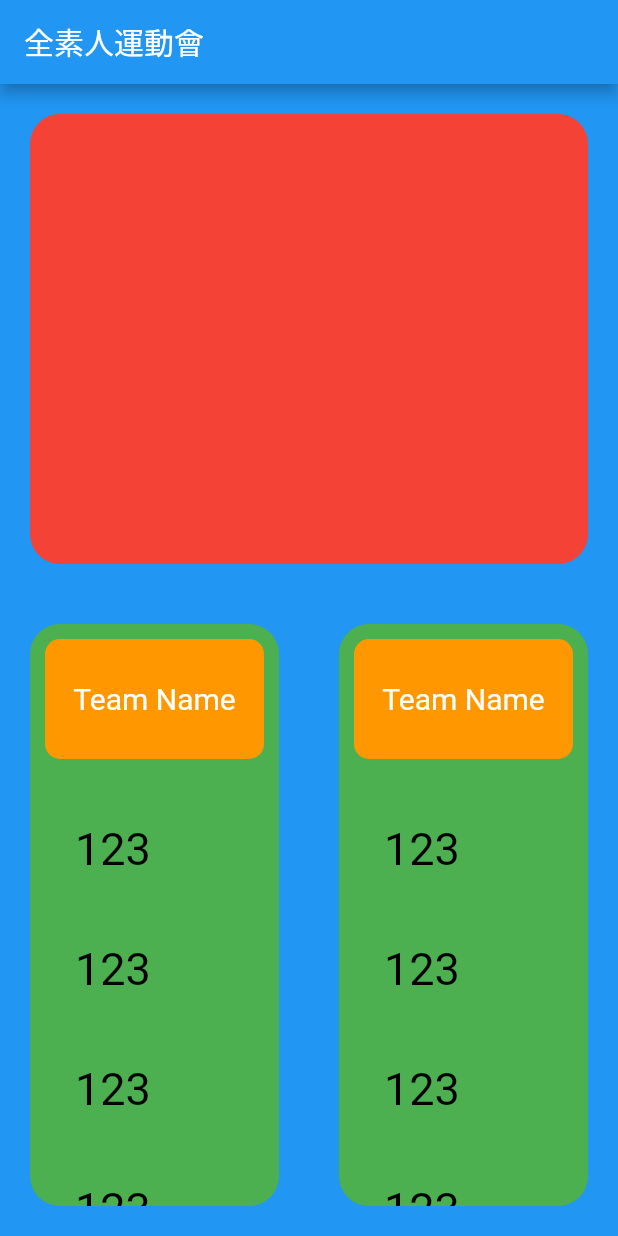
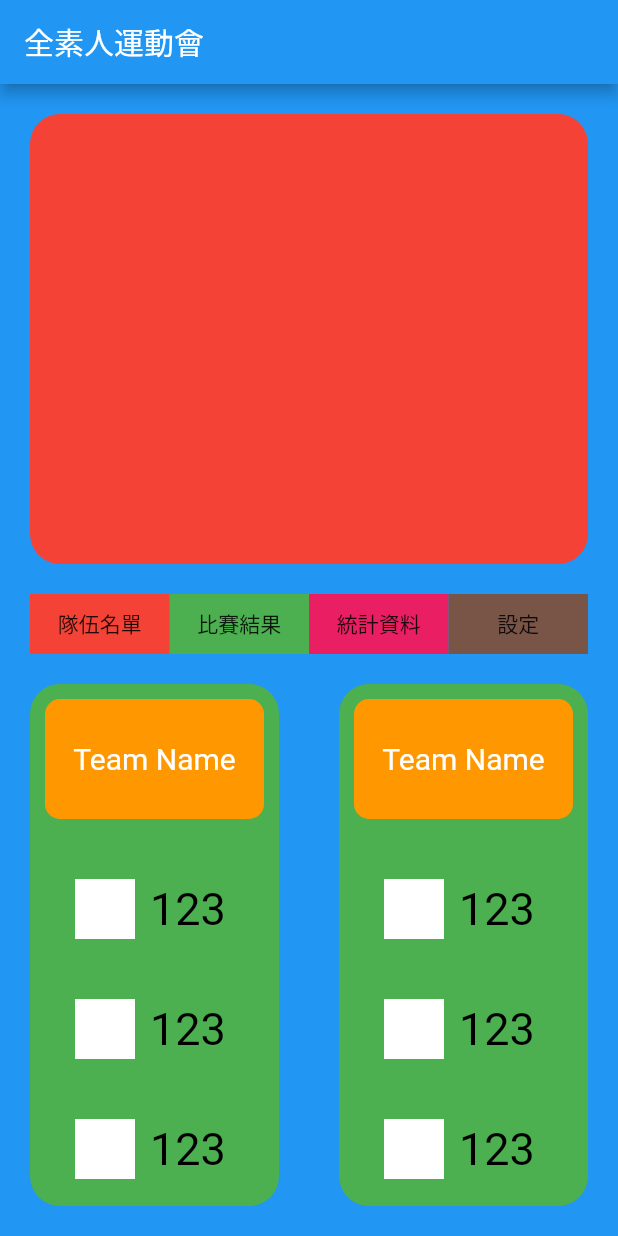
Before and after one commit to shanxus/FirstFlutterWebApp, a Flutter app: the screen it shows after launch, on a phone screen of 412 x 824 dp. Run offline on Flutter 3.47's test engine with Material 2 defaults, Android fonts, the light colour scheme and no system bars.

Commit message:
In the process of adding statistics

```diff
--- a/lib/HomePage.dart
+++ b/lib/HomePage.dart
@@ -1,4 +1,5 @@
 import 'package:flutter/material.dart';
+import 'package:flutter_web_first/statistics_home_page.dart';
 
 class HomePage extends StatefulWidget {
   final blueTeam = [];
@@ -22,6 +23,7 @@ class _HomePageState extends State<HomePage> {
         child: Column(
           children: [
             _dashboard(),
+            _options(),
             _teamBoard(),
           ],
         ),
@@ -44,6 +46,40 @@ class _HomePageState extends State<HomePage> {
         ),
       ),
     );
+  }
+
+  Widget _options() {
+    return Container(
+      margin: EdgeInsets.fromLTRB(generalMargin, 0, generalMargin, 0),
+      height: 40,
+      child: Row(
+        children: [
+          _optionWidget(Colors.red, "隊伍名單"),
+          _optionWidget(Colors.green, "比賽結果"),
+          _optionWidget(Colors.pink, "統計資料", destination: StatisticsHomePage()),
+          _optionWidget(Colors.brown, "設定"),
+        ],
+      ),
+    );
+  }
+
+  Widget _optionWidget(Color color, String title, {Widget destination}) {
+    return Expanded(
+        child: GestureDetector(
+      onTapUp: (details) {
+        if (destination == null) return;
+        Navigator.push(
+            context,
+            MaterialPageRoute(
+                builder: (BuildContext context) => StatisticsHomePage()));
+      },
+      child: Container(
+        color: color,
+        child: Center(
+          child: Text(title),
+        ),
+      ),
+    ));
   }
 
   Widget _teamBoard() {
@@ -76,7 +112,12 @@ class _HomePageState extends State<HomePage> {
                   Radius.circular(10),
                 ),
                 color: Colors.orange),
-            child: Center(child: Text("Team Name", style: TextStyle(color: Colors.white, fontSize: 20),),),
+            child: Center(
+              child: Text(
+                "Team Name",
+                style: TextStyle(color: Colors.white, fontSize: 20),
+              ),
+            ),
           ),
           Expanded(
             child: ListView.builder(
@@ -102,9 +143,19 @@ class _HomePageState extends State<HomePage> {
           alignment: Alignment.centerLeft,
           child: Padding(
             padding: EdgeInsets.fromLTRB(10, 0, 0, 0),
-            child: Text(
-              "123",
-              style: TextStyle(color: Colors.black, fontSize: 30),
+            child: Row(
+              children: [
+                Container(
+                  color: Colors.white,
+                  width: 40,
+                  height: 40,
+                  margin: EdgeInsets.fromLTRB(0, 0, 10, 0),
+                ),
+                Text(
+                  "123",
+                  style: TextStyle(color: Colors.black, fontSize: 30),
+                ),
+              ],
             ),
           )),
     );
--- a/pubspec.yaml
+++ b/pubspec.yaml
@@ -47,8 +47,8 @@ flutter:
   uses-material-design: true
 
   # To add assets to your application, add an assets section, like this:
-  # assets:
-  #   - images/a_dot_burr.jpeg
+  assets:
+    - assets/
   #   - images/a_dot_ham.jpeg
 
   # An image asset can refer to one or more resolution-specific "variants", see
```
Also changed, not shown: lib/statistics_home_page.dart (added, +28 -0 lines), lib/user.dart (added, +24 -0 lines).
